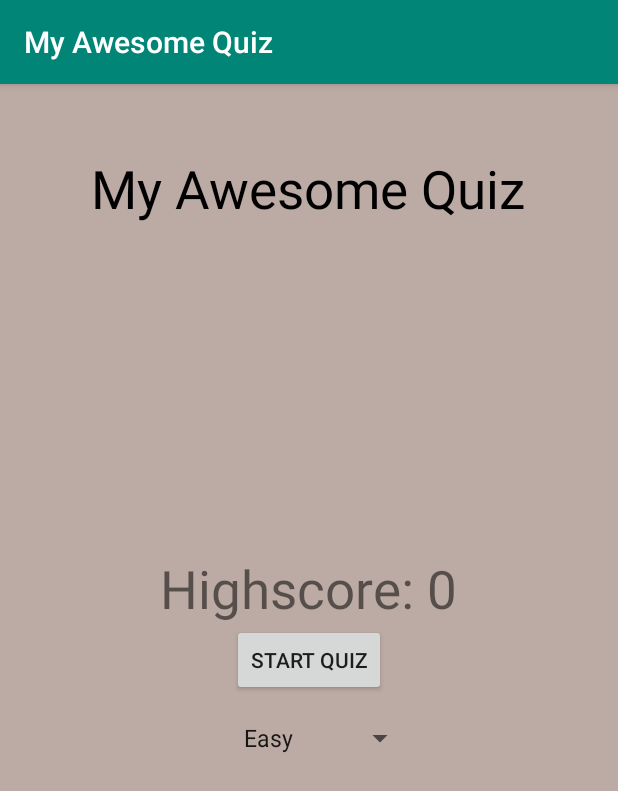
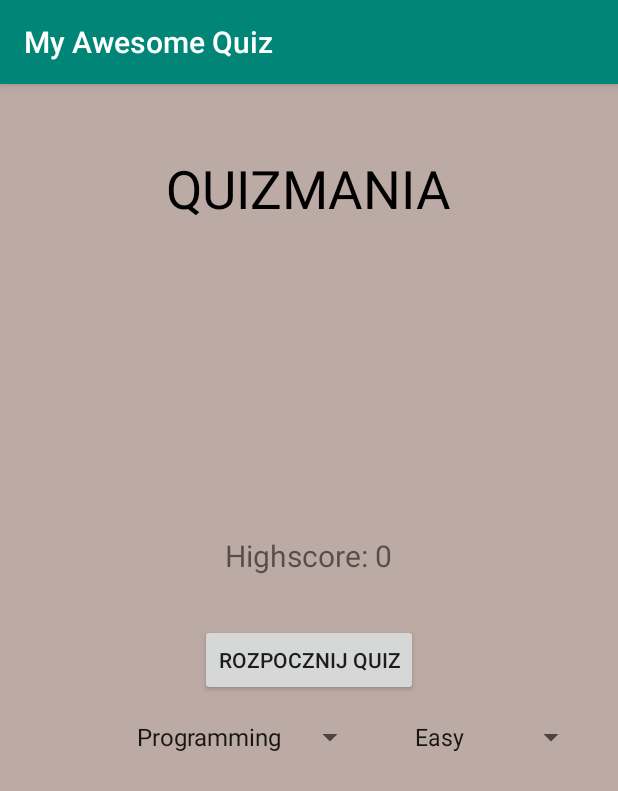
Before and after one commit to stodolakmichal/Quiz, an Android app: the screen it shows after launch (StartingScreenActivity), on a phone screen of 412 x 824 dp. Shown: the top 791 px of the screen. Run offline under Robolectric (Android 15) with nearby library versions, the phone set to English and light mode, and no system bars.

Commit message:
Końcowy quiz bez dodatków

```diff
--- /dev/null
+++ b/app/src/main/java/com/example/myawesomequiz/Category.java
@@ -0,0 +1,38 @@
+package com.example.myawesomequiz;
+
+public class Category {
+    public static final int PROGRAMMING = 1;
+    public static final int GEOGRAPHY = 2;
+    public static final int MATH = 3;
+
+    private int id;
+    private String name;
+
+    public Category(){
+    }
+
+    public Category(String name) {
+        this.name = name;
+    }
+
+    public int getId() {
+        return id;
+    }
+
+    public void setId(int id) {
+        this.id = id;
+    }
+
+    public String getName() {
+        return name;
+    }
+
+    public void setName(String name) {
+        this.name = name;
+    }
+
+    @Override
+    public String toString() {
+        return getName();
+    }
+}
--- a/app/src/main/java/com/example/myawesomequiz/Question.java
+++ b/app/src/main/java/com/example/myawesomequiz/Question.java
@@ -8,42 +8,49 @@ public class Question implements Parcelable {
     public static final String DIFFICULTY_MEDIUM = "Medium";
     public static final String DIFFICULTY_HARD = "Hard";
 
+    private int id;
     private String question;
     private String option1;
     private String option2;
     private String option3;
     private int answerNr;
     private String difficulty;
+    private int categoryID;
 
     public Question(){}
 
     public Question(String question, String option1, String option2,
-                    String option3, int answerNr, String difficulty) {
+                    String option3, int answerNr, String difficulty, int categoryID) {
         this.question = question;
         this.option1 = option1;
         this.option2 = option2;
         this.option3 = option3;
         this.answerNr = answerNr;
         this.difficulty = difficulty;
+        this.categoryID = categoryID;
     }
 
     protected Question(Parcel in) {
+        id = in.readInt();
         question = in.readString();
         option1 = in.readString();
         option2 = in.readString();
         option3 = in.readString();
         answerNr = in.readInt();
         difficulty = in.readString();
+        categoryID = in.readInt();
     }
 
     @Override
     public void writeToParcel(Parcel dest, int flags) {
+        dest.writeInt(id);
         dest.writeString(question);
         dest.writeString(option1);
         dest.writeString(option2);
         dest.writeString(option3);
         dest.writeInt(answerNr);
         dest.writeString(difficulty);
+        dest.writeInt(categoryID);
     }
 
     @Override
@@ -62,6 +69,14 @@ public class Question implements Parcelable {
             return new Question[size];
         }
     };
+
+    public int getId() {
+        return id;
+    }
+
+    public void setId(int id) {
+        this.id = id;
+    }
 
     public String getQuestion() {
         return question;
@@ -111,6 +126,14 @@ public class Question implements Parcelable {
         this.difficulty = difficulty;
     }
 
+    public int getCategoryID() {
+        return categoryID;
+    }
+
+    public void setCategoryID(int categoryID) {
+        this.categoryID = categoryID;
+    }
+
     public static String[] getAllDifficultyLevels() {
         return new String[]{
                 DIFFICULTY_EASY,
--- a/app/src/main/java/com/example/myawesomequiz/QuizDbHelper.java
+++ b/app/src/main/java/com/example/myawesomequiz/QuizDbHelper.java
@@ -14,17 +14,33 @@ import java.util.List;
 
 public class QuizDbHelper extends SQLiteOpenHelper {
     private static final String DATABASE_NAME = "MyAwesomeQuiz.db";
-    private static final int DATABASE_VERSION = 2;
+    private static final int DATABASE_VERSION = 3;
+
+    private static QuizDbHelper instance;
 
     private SQLiteDatabase db;
 
-    public QuizDbHelper(Context context) {
+    private QuizDbHelper(Context context) {
         super(context, DATABASE_NAME, null, DATABASE_VERSION);
     }
 
-    @Override
-    public void onCreate(SQLiteDatabase db) {
+    public static synchronized QuizDbHelper getInstance(Context context) {
+        if (instance == null) {
+            instance = new QuizDbHelper(context.getApplicationContext());
+        }
+        return instance;
+    }
+
+
+        @Override
+        public void onCreate (SQLiteDatabase db){
         this.db = db;
+
+        final String SQL_CREATE_CATEGORIES_TABLE = "CREATE TABLE " +
+                CategoriesTable.TABLE_NAME + "( " +
+                CategoriesTable._ID + " INTEGER PRIMARY KEY AUTOINCREMENT, " +
+                CategoriesTable.COLUMN_NAME + " TEXT " +
+                ")";
 
         final String SQL_CREATE_QUESTIONS_TABLE = "CREATE TABLE " +
                 QuestionsTable.TABLE_NAME + " ( " +
@@ -34,44 +50,98 @@ public class QuizDbHelper extends SQLiteOpenHelper {
                 QuestionsTable.COLUMN_OPTION2 + " TEXT, " +
                 QuestionsTable.COLUMN_OPTION3 + " TEXT, " +
                 QuestionsTable.COLUMN_ANSWER_NR + " INTEGER, " +
-                QuestionsTable.COLUMN_DIFFICULTY + " TEXT" +
-                " ) ";
+                QuestionsTable.COLUMN_DIFFICULTY + " TEXT, " +
+                QuestionsTable.COLUMN_CATEGORY_ID + " INTEGER, " +
+                "FOREIGN KEY(" + QuestionsTable.COLUMN_CATEGORY_ID + ") REFERENCES " +
+                CategoriesTable.TABLE_NAME + "(" + CategoriesTable._ID + ")" + "ON DELETE CASCADE" +
+                ")";
 
+        db.execSQL(SQL_CREATE_CATEGORIES_TABLE);
         db.execSQL(SQL_CREATE_QUESTIONS_TABLE);
+        fillCategoriesTable();
         fillQuestionsTable();
     }
 
-    @Override
-    public void onUpgrade(SQLiteDatabase db, int oldVersion, int newVersion) {
+        @Override
+        public void onUpgrade (SQLiteDatabase db,int oldVersion, int newVersion){
+        db.execSQL("DROP TABLE IF EXISTS " + CategoriesTable.TABLE_NAME);
         db.execSQL("DROP TABLE IF EXISTS " + QuestionsTable.TABLE_NAME);
         onCreate(db);
     }
 
-    private void fillQuestionsTable() {
-        Question q1 = new Question("Easy: A is correct",
-                "A", "B", "C", 1, Question.DIFFICULTY_EASY);
-        addQuestion(q1);
-        Question q2 = new Question("Medium: A is correct",
-                "A", "B", "C", 1, Question.DIFFICULTY_MEDIUM);
-        addQuestion(q2);
-        Question q3 = new Question("Medium: A is correct",
-                "A", "B", "C", 1, Question.DIFFICULTY_MEDIUM);
-        addQuestion(q3);
-        Question q4 = new Question("Hard: A is correct",
-                "A", "B", "C", 1, Question.DIFFICULTY_HARD);
-        addQuestion(q4);
-        Question q5 = new Question("Hard: A is correct",
-                "A", "B", "C", 1, Question.DIFFICULTY_HARD);
-        addQuestion(q5);
-        Question q6 = new Question("Hard: A is correct",
-                "A", "B", "C", 1, Question.DIFFICULTY_HARD);
-        addQuestion(q6);
+        @Override
+        public void onConfigure (SQLiteDatabase db){
+        super.onConfigure(db);
+        db.setForeignKeyConstraintsEnabled(true);
+    }
 
+        private void fillCategoriesTable() {
+        Category c1 = new Category("Programming");
+        insertCategory(c1);
+        Category c2 = new Category("Geography");
+        insertCategory(c2);
+        Category c3 = new Category("Math");
+        insertCategory(c3);
+    }
+
+    public void addCategory(Category category){
+        db = getWritableDatabase();
+        insertCategory(category);
+    }
+
+    public void addCategories(List<Category> categories){
+        db = getWritableDatabase();
+
+        for(Category category : categories){
+            insertCategory(category);
+        }
+    }
+
+    private void insertCategory(Category category){
+        ContentValues cv = new ContentValues();
+        cv.put(CategoriesTable.COLUMN_NAME, category.getName());
+        db.insert(CategoriesTable.TABLE_NAME, null, cv);
+    }
+
+
+        private void fillQuestionsTable () {
+        Question q1 = new Question("Programming, Easy: A is correct",
+                "A", "B", "C", 1, Question.DIFFICULTY_EASY, Category.PROGRAMMING);
+        insertQuestion(q1);
+        Question q2 = new Question("Geography, Medium: B is correct",
+                "A", "B", "C", 2, Question.DIFFICULTY_MEDIUM, Category.GEOGRAPHY);
+        insertQuestion(q2);
+        Question q3 = new Question("Math, Hard: C is correct",
+                "A", "B", "C", 3, Question.DIFFICULTY_HARD, Category.MATH);
+        insertQuestion(q3);
+        Question q4 = new Question("Math, Easy: A is correct",
+                "A", "B", "C", 1, Question.DIFFICULTY_EASY, Category.MATH);
+        insertQuestion(q4);
+        Question q5 = new Question("Non existing, Easy: B is correct",
+                "A", "B", "C", 2, Question.DIFFICULTY_EASY, 4);
+        insertQuestion(q5);
+        Question q6 = new Question("Non existing, Medium: C is correct",
+                "A", "B", "C", 3, Question.DIFFICULTY_MEDIUM, 5);
+        insertQuestion(q6);
 
 
     }
 
-    private void addQuestion(Question question) {
+    public void addQuestion(Question question){
+        db = getWritableDatabase();
+        insertQuestion(question);
+    }
+
+    public void addQuestions(List<Question> questions){
+        db = getWritableDatabase();
+
+        for(Question question : questions){
+            insertQuestion(question);
+        }
+    }
+
+
+        private void insertQuestion(Question question){
         ContentValues cv = new ContentValues();
         cv.put(QuestionsTable.COLUMN_QUESTION, question.getQuestion());
         cv.put(QuestionsTable.COLUMN_OPTION1, question.getOption1());
@@ -79,7 +149,25 @@ public class QuizDbHelper extends SQLiteOpenHelper {
         cv.put(QuestionsTable.COLUMN_OPTION3, question.getOption3());
         cv.put(QuestionsTable.COLUMN_ANSWER_NR, question.getAnswerNr());
         cv.put(QuestionsTable.COLUMN_DIFFICULTY, question.getDifficulty());
+        cv.put(QuestionsTable.COLUMN_CATEGORY_ID, question.getCategoryID());
         db.insert(QuestionsTable.TABLE_NAME, null, cv);
+    }
+
+        public List<Category> getAllCategories() {
+        List<Category> categoryList = new ArrayList<>();
+        db = getReadableDatabase();
+        Cursor c = db.rawQuery("SELECT * FROM " + CategoriesTable.TABLE_NAME, null);
+
+        if (c.moveToFirst()) {
+            do {
+                Category category = new Category();
+                category.setId(c.getInt(c.getColumnIndex(CategoriesTable._ID)));
+                category.setName(c.getString(c.getColumnIndex(CategoriesTable.COLUMN_NAME)));
+                categoryList.add(category);
+            } while (c.moveToNext());
+        }
+        c.close();
+        return categoryList;
     }
 
     public ArrayList<Question> getAllQuestions() {
@@ -90,12 +178,14 @@ public class QuizDbHelper extends SQLiteOpenHelper {
         if (c.moveToFirst()) {
             do {
                 Question question = new Question();
+                question.setId(c.getInt(c.getColumnIndex(QuestionsTable._ID)));
                 question.setQuestion(c.getString(c.getColumnIndex(QuestionsTable.COLUMN_QUESTION)));
                 question.setOption1(c.getString(c.getColumnIndex(QuestionsTable.COLUMN_OPTION1)));
                 question.setOption2(c.getString(c.getColumnIndex(QuestionsTable.COLUMN_OPTION2)));
                 question.setOption3(c.getString(c.getColumnIndex(QuestionsTable.COLUMN_OPTION3)));
                 question.setAnswerNr(c.getInt(c.getColumnIndex(QuestionsTable.COLUMN_ANSWER_NR)));
                 question.setDifficulty(c.getString(c.getColumnIndex(QuestionsTable.COLUMN_DIFFICULTY)));
+                question.setCategoryID(c.getInt(c.getColumnIndex(QuestionsTable.COLUMN_CATEGORY_ID)));
                 questionList.add(question);
             } while (c.moveToNext());
         }
@@ -104,22 +194,34 @@ public class QuizDbHelper extends SQLiteOpenHelper {
         return questionList;
     }
 
-    public ArrayList<Question> getQuestions(String difficulty) {
+    public ArrayList<Question> getQuestions(int categoryID, String difficulty) {
         ArrayList<Question> questionList = new ArrayList<>();
         db = getReadableDatabase();
 
-        String[] selectionArgs = new String[]{difficulty};
-        Cursor c = db.rawQuery("SELECT * FROM " + QuestionsTable.TABLE_NAME + " WHERE " + QuestionsTable.COLUMN_DIFFICULTY + " = ?", selectionArgs);
+        String selection = QuestionsTable.COLUMN_CATEGORY_ID + " = ? " +
+                " AND " + QuestionsTable.COLUMN_DIFFICULTY + " = ? ";
+        String[] selectionArgs = new String[]{String.valueOf(categoryID), difficulty};
+        Cursor c = db.query(
+                QuestionsTable.TABLE_NAME,
+                null,
+                selection,
+                selectionArgs,
+                null,
+                null,
+                null
+        );
 
         if (c.moveToFirst()) {
             do {
                 Question question = new Question();
+                question.setId(c.getInt(c.getColumnIndex(QuestionsTable._ID)));
                 question.setQuestion(c.getString(c.getColumnIndex(QuestionsTable.COLUMN_QUESTION)));
                 question.setOption1(c.getString(c.getColumnIndex(QuestionsTable.COLUMN_OPTION1)));
                 question.setOption2(c.getString(c.getColumnIndex(QuestionsTable.COLUMN_OPTION2)));
                 question.setOption3(c.getString(c.getColumnIndex(QuestionsTable.COLUMN_OPTION3)));
                 question.setAnswerNr(c.getInt(c.getColumnIndex(QuestionsTable.COLUMN_ANSWER_NR)));
                 question.setDifficulty(c.getString(c.getColumnIndex(QuestionsTable.COLUMN_DIFFICULTY)));
+                question.setCategoryID(c.getInt(c.getColumnIndex(QuestionsTable.COLUMN_CATEGORY_ID)));
                 questionList.add(question);
             } while (c.moveToNext());
         }
--- a/app/src/main/java/com/example/myawesomequiz/StartingScreenActivity.java
+++ b/app/src/main/java/com/example/myawesomequiz/StartingScreenActivity.java
@@ -11,15 +11,19 @@ import android.widget.Button;
 import android.widget.Spinner;
 import android.widget.TextView;
 
+import java.util.List;
+
 public class StartingScreenActivity extends AppCompatActivity {
-
     private static final int REQUEST_CODE_QUIZ = 1;
+    public static final String EXTRA_CATEGORY_ID = "extraCategoryID";
+    public static final String EXTRA_CATEGORY_NAME = "extraCategoryName";
     public static final String EXTRA_DIFFICULTY = "extraDifficulty";
 
     public static final String SHARED_PREFS = "sharedPrefs";
     public static final String KEY_HIGHSCORE = "keyHighscore";
 
     private TextView textViewHighscore;
+    private Spinner spinnerCategory;
     private Spinner spinnerDifficulty;
 
     private int highscore;
@@ -30,45 +34,66 @@ public class StartingScreenActivity extends AppCompatActivity {
         setContentView(R.layout.activity_starting_screen);
 
         textViewHighscore = findViewById(R.id.text_view_highscore);
+        spinnerCategory = findViewById(R.id.spinner_category);
         spinnerDifficulty = findViewById(R.id.spinner_difficulty);
 
+        loadCategories();
+        loadDifficultyLevels();
+        loadHighscore();
+
+        Button buttonStartQuiz = findViewById(R.id.button_start_quiz);
+        buttonStartQuiz.setOnClickListener(new View.OnClickListener() {
+            @Override
+            public void onClick(View v) {
+                startQuiz();
+            }
+        });
+    }
+
+    private void startQuiz() {
+        Category selectedCategory = (Category) spinnerCategory.getSelectedItem();
+        int categoryID = selectedCategory.getId();
+        String categoryName = selectedCategory.getName();
+        String difficulty = spinnerDifficulty.getSelectedItem().toString();
+
+        Intent intent = new Intent(StartingScreenActivity.this, QuizActivity.class);
+        intent.putExtra(EXTRA_CATEGORY_ID, categoryID);
+        intent.putExtra(EXTRA_CATEGORY_NAME, categoryName);
+        intent.putExtra(EXTRA_DIFFICULTY, difficulty);
+        startActivityForResult(intent, REQUEST_CODE_QUIZ);
+    }
+
+    @Override
+    protected void onActivityResult(int requestCode, int resultCode, Intent data) {
+        super.onActivityResult(requestCode, resultCode, data);
+
+        if (requestCode == REQUEST_CODE_QUIZ) {
+            if (resultCode == RESULT_OK) {
+                int score = data.getIntExtra(QuizActivity.EXTRA_SCORE, 0);
+                if (score > highscore) {
+                    updateHighscore(score);
+                }
+            }
+        }
+    }
+
+    private void loadCategories() {
+        QuizDbHelper dbHelper = QuizDbHelper.getInstance(this);
+        List<Category> categories = dbHelper.getAllCategories();
+
+        ArrayAdapter<Category> adapterCategories = new ArrayAdapter<>(this,
+                android.R.layout.simple_spinner_item, categories);
+        adapterCategories.setDropDownViewResource(android.R.layout.simple_spinner_dropdown_item);
+        spinnerCategory.setAdapter(adapterCategories);
+    }
+
+    private void loadDifficultyLevels() {
         String[] difficultyLevels = Question.getAllDifficultyLevels();
 
         ArrayAdapter<String> adapterDifficulty = new ArrayAdapter<String>(this,
                 android.R.layout.simple_spinner_item, difficultyLevels);
         adapterDifficulty.setDropDownViewResource(android.R.layout.simple_spinner_dropdown_item);
         spinnerDifficulty.setAdapter(adapterDifficulty);
-
-        loadHighscore();
-
-        Button buttonStartQuiz = findViewById(R.id.button_start_quiz);
-        buttonStartQuiz.setOnClickListener(new View.OnClickListener(){
-            public void onClick(View v){
-                startQuiz();
-            }
-        });
-    }
-
-    private void startQuiz(){
-        String difficulty = spinnerDifficulty.getSelectedItem().toString();
-
-        Intent intent = new Intent(StartingScreenActivity.this, QuizActivity.class);
-        intent.putExtra(EXTRA_DIFFICULTY, difficulty);
-        startActivityForResult(intent, REQUEST_CODE_QUIZ);
-    }
-
-    @Override
-    protected void onActivityResult(int requestCode, int resultCode, @Nullable Intent data) {
-        super.onActivityResult(requestCode, resultCode, data);
-
-        if(requestCode == REQUEST_CODE_QUIZ){
-            if(resultCode == RESULT_OK){
-                int score = data.getIntExtra(QuizActivity.EXTRA_SCORE, 0);
-                if(score>highscore){
-                    updateHighscore(score);
-                }
-            }
-        }
     }
 
     private void loadHighscore() {
@@ -85,6 +110,5 @@ public class StartingScreenActivity extends AppCompatActivity {
         SharedPreferences.Editor editor = prefs.edit();
         editor.putInt(KEY_HIGHSCORE, highscore);
         editor.apply();
-
     }
 }
--- a/app/src/main/res/layout/activity_starting_screen.xml
+++ b/app/src/main/res/layout/activity_starting_screen.xml
@@ -12,7 +12,7 @@
         android:layout_height="wrap_content"
         android:layout_centerHorizontal="true"
         android:layout_marginTop="30dp"
-        android:text="My Awesome Quiz"
+        android:text="QUIZMANIA"
         android:textColor="@android:color/black"
         android:textSize="35sp" />
 
@@ -22,25 +22,33 @@
         android:layout_height="wrap_content"
         android:layout_above="@id/button_start_quiz"
         android:layout_centerHorizontal="true"
-        android:layout_marginTop="30dp"
-        android:text="Highscore: 0"
-        android:textSize="35sp" />
-
+        android:layout_marginBottom="32dp"
+        android:text="Najlepszy wynik: 0"
+        android:textSize="20sp" />
 
     <Button
         android:id="@+id/button_start_quiz"
         android:layout_width="wrap_content"
         android:layout_height="wrap_content"
         android:layout_centerInParent="true"
-        android:text="Start Quiz" />
+        android:text="Rozpocznij Quiz" />
+
+    <Spinner
+        android:id="@+id/spinner_category"
+        android:layout_width="wrap_content"
+        android:layout_height="wrap_content"
+        android:layout_below="@+id/button_start_quiz"
+        android:layout_alignStart="@+id/button_start_quiz"
+        android:layout_marginStart="-50dp"
+        android:layout_marginTop="15dp" />
 
     <Spinner
         android:id="@+id/spinner_difficulty"
         android:layout_width="wrap_content"
         android:layout_height="wrap_content"
-        android:layout_marginTop="16dp"
+        android:layout_below="@+id/spinner_category"
         android:layout_alignStart="@+id/button_start_quiz"
-        android:layout_below="@+id/button_start_quiz" />
-
+        android:layout_marginStart="135dp"
+        android:layout_marginTop="-24dp" />
 
 </RelativeLayout>
```
Also changed, not shown: app/src/main/java/com/example/myawesomequiz/QuizActivity.java (+7 -2 lines), app/src/main/java/com/example/myawesomequiz/QuizContract.java (+8 -2 lines), app/src/main/res/layout/activity_quiz.xml (+10 -1 lines).
